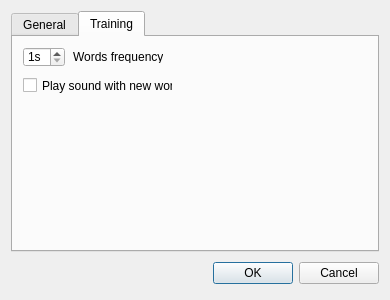
Qt form settingsdialog.ui (martin-kudlicka/vocabulary-master) before a commit.
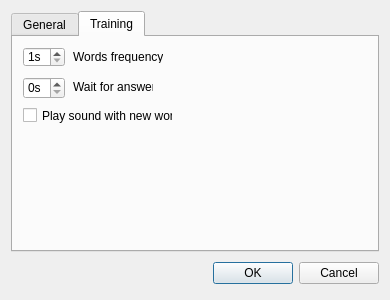
The same form after that commit. The open tabs and pages were chosen to show the change.

Commit message: + wait for answer option

Patch:
```diff
--- a/settingsdialog.ui
+++ b/settingsdialog.ui
@@ -100,7 +100,7 @@
        <property name="geometry">
         <rect>
          <x>10</x>
-         <y>40</y>
+         <y>70</y>
          <width>150</width>
          <height>17</height>
         </rect>
@@ -109,6 +109,32 @@
         <string>Play sound with new word</string>
        </property>
       </widget>
+      <widget class="QSpinBox" name="qsbWaitForAnswer">
+       <property name="geometry">
+        <rect>
+         <x>10</x>
+         <y>40</y>
+         <width>42</width>
+         <height>22</height>
+        </rect>
+       </property>
+       <property name="suffix">
+        <string>s</string>
+       </property>
+      </widget>
+      <widget class="QLabel" name="label_2">
+       <property name="geometry">
+        <rect>
+         <x>60</x>
+         <y>43</y>
+         <width>80</width>
+         <height>13</height>
+        </rect>
+       </property>
+       <property name="text">
+        <string>Wait for answer</string>
+       </property>
+      </widget>
      </widget>
     </widget>
    </item>
```
The commit also changes 4 other files.
